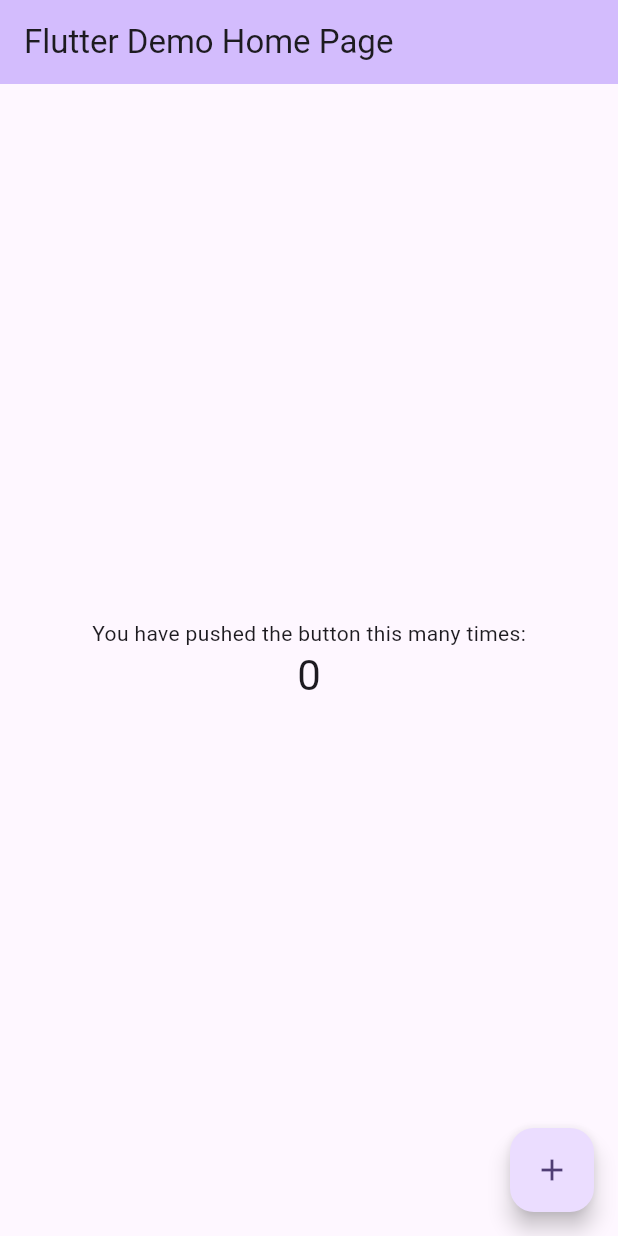
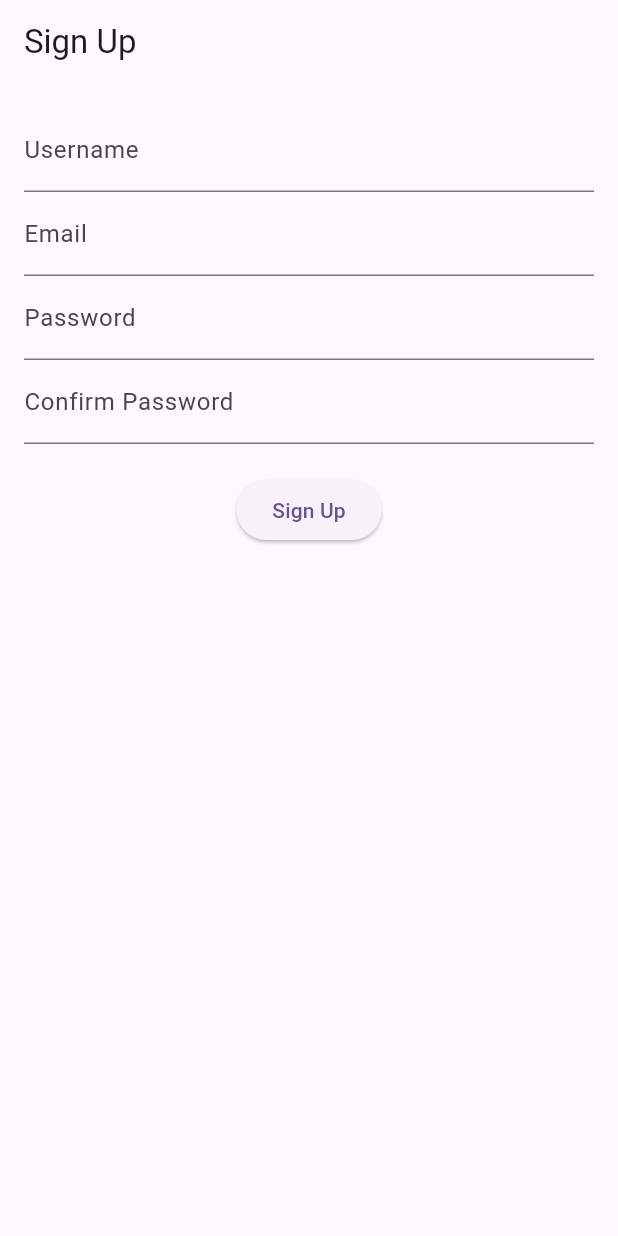
Before and after one commit to FiSeStRo/Ecoland-Apps, a Flutter app: the screen it shows after launch, on a phone screen of 412 x 824 dp. Run offline on Flutter 3.47's test engine with Material 3 defaults, Android fonts, the light colour scheme and no system bars.

Commit message:
add sprovider setup

```diff
--- a/lib/main.dart
+++ b/lib/main.dart
@@ -1,7 +1,15 @@
+import 'package:ecoland_application/providers/user_settings_provider.dart';
+import 'package:ecoland_application/screens/signup_screen.dart';
 import 'package:flutter/material.dart';
+import 'package:provider/provider.dart';
 
 void main() {
-  runApp(const MyApp());
+  runApp(MultiProvider(
+    providers: [
+      ChangeNotifierProvider(create: (context) => UserSettingsProvider())
+    ],
+    child: const MyApp(),
+  ));
 }
 
 class MyApp extends StatelessWidget {
@@ -11,7 +19,7 @@
   @override
   Widget build(BuildContext context) {
     return MaterialApp(
-      title: 'Flutter Demo',
+      title: 'Ecoland',
       theme: ThemeData(
         // This is the theme of your application.
         //
@@ -31,7 +39,11 @@
         colorScheme: ColorScheme.fromSeed(seedColor: Colors.deepPurple),
         useMaterial3: true,
       ),
-      home: const MyHomePage(title: 'Flutter Demo Home Page'),
+      home: SignupScreen(),
+      routes: {
+        "/sign-up": (context) => SignupScreen(),
+        "/sign-in": (context) => MyHomePage(title: "title")
+      },
     );
   }
 }
--- /dev/null
+++ b/lib/providers/api/authentication.dart
@@ -0,0 +1,22 @@
+import 'package:http/http.dart';
+import './config.dart';
+
+Future<bool> signUp(String username, String email, String password) async {
+  const baseUrl = AppConfig.baseUrl;
+  const url = '$baseUrl/authentication/sign-up';
+  try {
+    Response response = await post(Uri.parse(url), body: {
+      'username': username,
+      'email': email,
+      'password': password,
+    });
+
+    if (response.statusCode == 201) {
+      return true;
+    } else {
+      return false;
+    }
+  } catch (e) {
+    return false;
+  }
+}
--- /dev/null
+++ b/lib/providers/api/config.dart
@@ -0,0 +1,6 @@
+class AppConfig {
+  static const String baseUrl = 'http://localhost:8081';
+  static const Map<String, String> defaultHeaders = {
+    'Content-Type': 'application/json',
+  };
+}
--- /dev/null
+++ b/lib/screens/signup_screen.dart
@@ -0,0 +1,65 @@
+import 'package:ecoland_application/providers/api/authentication.dart';
+import 'package:flutter/material.dart';
+
+class SignupScreen extends StatefulWidget {
+  const SignupScreen({super.key});
+
+  @override
+  State<SignupScreen> createState() => _SignupScreenState();
+}
+
+class _SignupScreenState extends State<SignupScreen> {
+  final TextEditingController _usernameController = TextEditingController();
+  final TextEditingController _emailController = TextEditingController();
+  final TextEditingController _passwordController = TextEditingController();
+  final TextEditingController _confirmPasswordController =
+      TextEditingController();
+  @override
+  Widget build(BuildContext context) {
+    return Scaffold(
+      appBar: AppBar(
+        title: const Text('Sign Up'),
+      ),
+      body: Padding(
+        padding: const EdgeInsets.all(16.0),
+        child: Column(
+          children: <Widget>[
+            TextField(
+              controller: _usernameController,
+              decoration: const InputDecoration(labelText: 'Username'),
+            ),
+            TextField(
+              controller: _emailController,
+              decoration: const InputDecoration(labelText: 'Email'),
+              keyboardType: TextInputType.emailAddress,
+            ),
+            TextField(
+              controller: _passwordController,
+              decoration: const InputDecoration(labelText: 'Password'),
+              obscureText: true,
+            ),
+            TextField(
+              controller: _confirmPasswordController,
+              decoration: const InputDecoration(labelText: 'Confirm Password'),
+            ),
+            const SizedBox(height: 20),
+            ElevatedButton(
+              onPressed: () async {
+                if (_confirmPasswordController.text ==
+                    _passwordController.text) {
+                  bool success = await signUp(_usernameController.text,
+                      _emailController.text, _passwordController.text);
+                  if (success) {
+                    if (!mounted) return;
+                    Navigator.pushReplacementNamed(context, '/sign-in');
+                  }
+                }
+              },
+              child: const Text('Sign Up'),
+            ),
+          ],
+        ),
+      ),
+    );
+  }
+}
--- a/pubspec.yaml
+++ b/pubspec.yaml
@@ -35,6 +35,8 @@ dependencies:
   # The following adds the Cupertino Icons font to your application.
   # Use with the CupertinoIcons class for iOS style icons.
   cupertino_icons: ^1.0.8
+  provider: ^6.1.2
+  http: ^1.3.0
 
 dev_dependencies:
   flutter_test:
```
Also changed, not shown: lib/providers/user_settings_provider.dart (added, +70 -0 lines), pubspec.lock.
